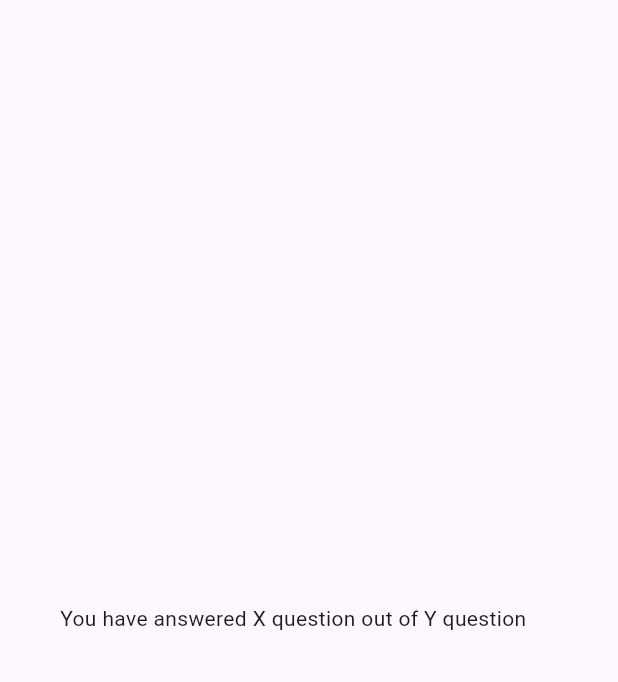
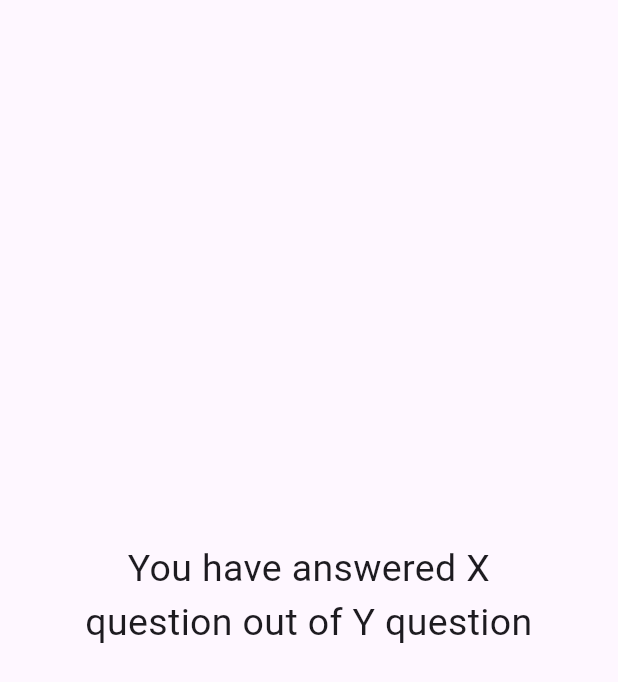
Before and after one commit to SH-Shawon/quiz_app, a Flutter app: the ResultScreen widget shown alone on an empty page, opened directly with empty values, on a phone screen of 412 x 824 dp. Shown: the top 682 px of the screen. Run offline on Flutter 3.47's test engine with Material 3 defaults, Android fonts, the phone set to English and light mode, and no system bars; our stand-ins replace google_fonts.

Commit message:
show answer to the result screen

```diff
--- a/lib/result_screen.dart
+++ b/lib/result_screen.dart
@@ -1,6 +1,7 @@
 
 import 'package:flutter/material.dart';
 import 'package:quiz_app/data/questions.dart';
+import 'package:quiz_app/question_summery.dart';
 
 class ResultScreen extends StatelessWidget{
   const ResultScreen({required this.chosenAnswer,super.key});
@@ -31,8 +32,9 @@ class ResultScreen extends StatelessWidget{
             mainAxisAlignment: MainAxisAlignment.center,
             crossAxisAlignment: CrossAxisAlignment.stretch, // this will take all the available space horizontally
             children: [
-              Text('You have answered X question out of Y question'),
-
+              Text('You have answered X question out of Y question',style: TextStyle(fontSize: 25,),textAlign: TextAlign.center,),
+              SizedBox(height: 30,),
+              QuestionSummery(summeryData: getSummeryData())
             ],
           ),
         )
```
Also changed, not shown: lib/question_summery.dart (added, +32 -0 lines).
